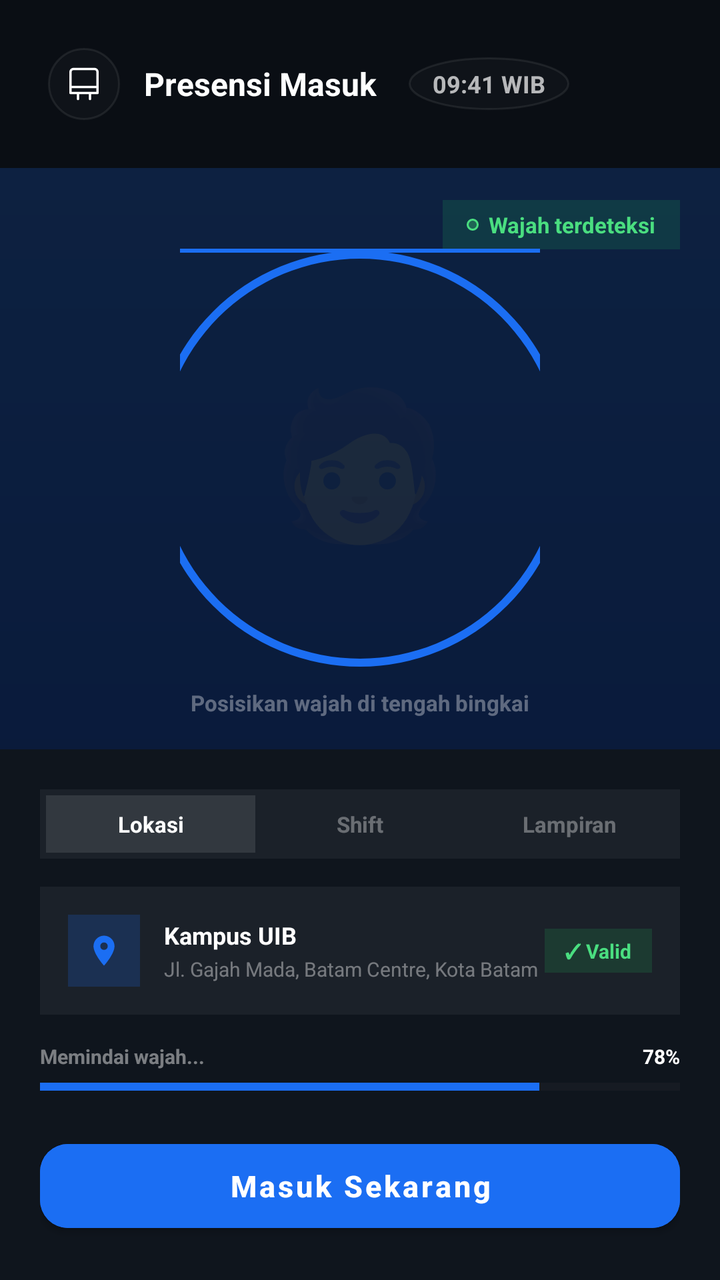
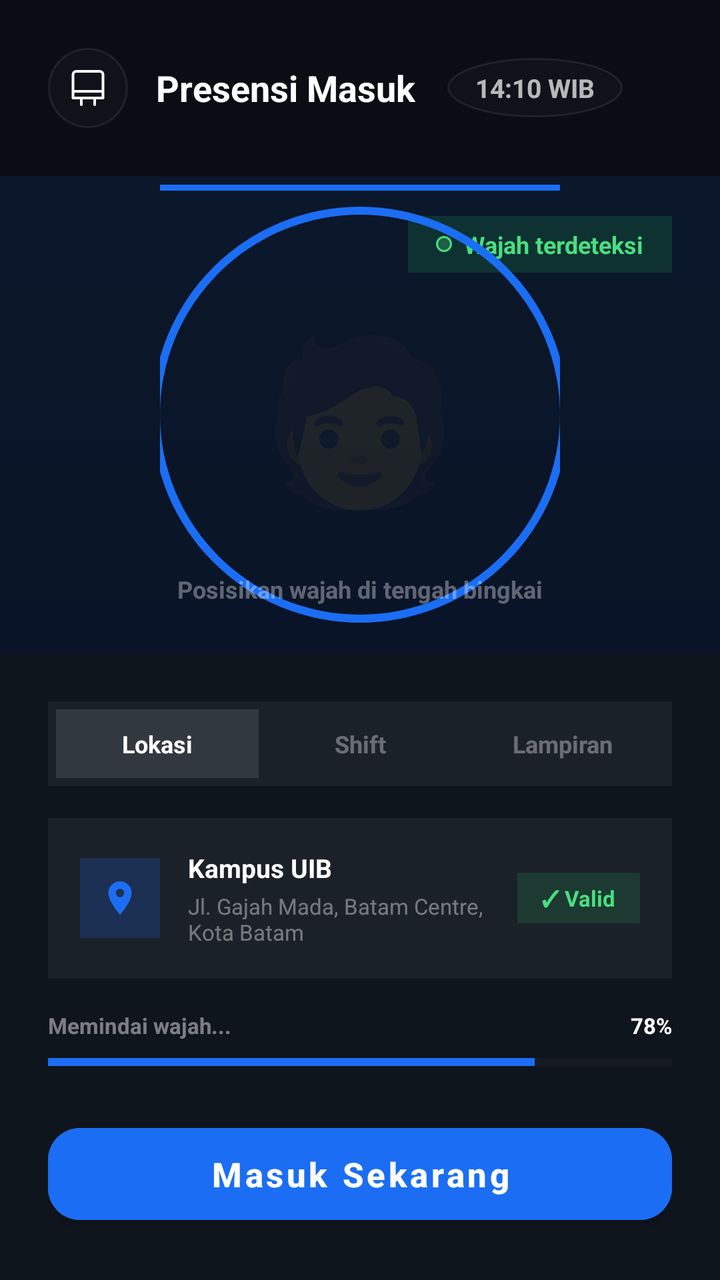

The first picture is an Android layout as it rendered before a commit; the second is the same layout after the commit. The layout source and the unified diff follow.
<!-- AndroidManifest.xml: application theme Theme.Absensi -->
<!-- res/layout/fragment_absen.xml -->
<?xml version="1.0" encoding="utf-8"?>
<androidx.constraintlayout.widget.ConstraintLayout xmlns:android="http://schemas.android.com/apk/res/android"
    xmlns:app="http://schemas.android.com/apk/res-auto"
    android:layout_width="match_parent"
    android:layout_height="match_parent"
    android:background="#0a0e14">

    <LinearLayout
        android:id="@+id/absen_header"
        android:layout_width="match_parent"
        android:layout_height="wrap_content"
        android:gravity="center_vertical"
        android:padding="24dp"
        app:layout_constraintTop_toTopOf="parent">

        <FrameLayout
            android:id="@+id/btn_back"
            android:layout_width="36dp"
            android:layout_height="36dp"
            android:background="@drawable/bg_circle_blue"
            android:backgroundTint="#14FFFFFF">

            <ImageView
                android:layout_width="18dp"
                android:layout_height="18dp"
                android:layout_gravity="center"
                android:src="@drawable/ic_history_nav"
                android:rotation="180"
                app:tint="@color/white" />
        </FrameLayout>

        <TextView
            android:layout_width="wrap_content"
            android:layout_height="wrap_content"
            android:layout_marginStart="12dp"
            android:text="Presensi Masuk"
            android:textColor="@color/white"
            android:textSize="16sp"
            android:textStyle="bold" />

        <TextView
            android:id="@+id/tv_absen_time"
            android:layout_width="wrap_content"
            android:layout_height="wrap_content"
            android:layout_marginStart="16dp"
            android:background="@drawable/bg_circle_blue"
            android:backgroundTint="#14FFFFFF"
            android:paddingHorizontal="12dp"
            android:paddingVertical="5dp"
            android:text="09:41 WIB"
            android:textColor="#B3FFFFFF"
            android:textSize="12sp"
            android:textStyle="bold"
            app:layout_constraintEnd_toEndOf="parent"
            app:layout_constraintTop_toTopOf="parent"
            app:layout_constraintBottom_toBottomOf="parent"/>
    </LinearLayout>

    <FrameLayout
        android:layout_width="match_parent"
        android:layout_height="0dp"
        app:layout_constraintBottom_toTopOf="@+id/absen_bottom"
        app:layout_constraintTop_toBottomOf="@+id/absen_header">

        
        <View
            android:layout_width="match_parent"
            android:layout_height="match_parent"
            android:background="@drawable/bg_home_hero"
            android:alpha="0.2" />

        <LinearLayout
            android:layout_width="wrap_content"
            android:layout_height="wrap_content"
            android:layout_gravity="top|end"
            android:layout_marginTop="16dp"
            android:layout_marginEnd="20dp"
            android:background="#2622C55E"
            android:gravity="center_vertical"
            android:paddingHorizontal="12dp"
            android:paddingVertical="5dp">

            <View
                android:layout_width="6dp"
                android:layout_height="6dp"
                android:background="@drawable/bg_circle_blue"
                android:backgroundTint="#4ade80" />

            <TextView
                android:layout_width="wrap_content"
                android:layout_height="wrap_content"
                android:layout_marginStart="5dp"
                android:text="Wajah terdeteksi"
                android:textColor="#4ade80"
                android:textSize="11sp"
                android:textStyle="bold" />
        </LinearLayout>

        <FrameLayout
            android:layout_width="180dp"
            android:layout_height="210dp"
            android:layout_gravity="center">

            <View
                android:layout_width="match_parent"
                android:layout_height="match_parent"
                android:background="@drawable/face_ring_blue" />

            <TextView
                android:layout_width="wrap_content"
                android:layout_height="wrap_content"
                android:layout_gravity="center"
                android:alpha="0.12"
                android:text="🧑"
                android:textSize="72sp" />

            
            <View
                android:id="@+id/scan_line"
                android:layout_width="match_parent"
                android:layout_height="2dp"
                android:background="@color/blue" />
        </FrameLayout>

        <TextView
            android:layout_width="wrap_content"
            android:layout_height="wrap_content"
            android:layout_gravity="bottom|center_horizontal"
            android:layout_marginBottom="16dp"
            android:text="Posisikan wajah di tengah bingkai"
            android:textColor="#59FFFFFF"
            android:textSize="11sp"
            android:textStyle="bold" />
    </FrameLayout>

    <LinearLayout
        android:id="@+id/absen_bottom"
        android:layout_width="match_parent"
        android:layout_height="wrap_content"
        android:background="#0f151d"
        android:orientation="vertical"
        android:padding="20dp"
        app:layout_constraintBottom_toBottomOf="parent">

        <LinearLayout
            android:layout_width="match_parent"
            android:layout_height="wrap_content"
            android:background="#0DFFFFFF"
            android:orientation="horizontal"
            android:padding="3dp">

            <TextView
                android:layout_width="0dp"
                android:layout_height="wrap_content"
                android:layout_weight="1"
                android:background="#1AFFFFFF"
                android:gravity="center"
                android:paddingVertical="7dp"
                android:text="Lokasi"
                android:textColor="@color/white"
                android:textSize="11sp"
                android:textStyle="bold" />

            <TextView
                android:layout_width="0dp"
                android:layout_height="wrap_content"
                android:layout_weight="1"
                android:gravity="center"
                android:paddingVertical="7dp"
                android:text="Shift"
                android:textColor="#59FFFFFF"
                android:textSize="11sp"
                android:textStyle="bold" />

            <TextView
                android:layout_width="0dp"
                android:layout_height="wrap_content"
                android:layout_weight="1"
                android:gravity="center"
                android:paddingVertical="7dp"
                android:text="Lampiran"
                android:textColor="#59FFFFFF"
                android:textSize="11sp"
                android:textStyle="bold" />
        </LinearLayout>

        <LinearLayout
            android:layout_width="match_parent"
            android:layout_height="wrap_content"
            android:layout_marginTop="14dp"
            android:background="#0DFFFFFF"
            android:gravity="center_vertical"
            android:padding="14dp">

            <ImageView
                android:layout_width="36dp"
                android:layout_height="36dp"
                android:background="#331B6EF3"
                android:padding="9dp"
                android:src="@drawable/ic_location"
                app:tint="@color/blue" />

            <LinearLayout
                android:layout_width="0dp"
                android:layout_height="wrap_content"
                android:layout_marginStart="12dp"
                android:layout_weight="1"
                android:orientation="vertical">

                <TextView
                    android:layout_width="wrap_content"
                    android:layout_height="wrap_content"
                    android:text="Kampus UIB"
                    android:textColor="@color/white"
                    android:textSize="12sp"
                    android:textStyle="bold" />

                <TextView
                    android:layout_width="wrap_content"
                    android:layout_height="wrap_content"
                    android:layout_marginTop="2dp"
                    android:text="Jl. Gajah Mada, Batam Centre, Kota Batam"
                    android:textColor="#66FFFFFF"
                    android:textSize="10sp" />
            </LinearLayout>

            <TextView
                android:layout_width="wrap_content"
                android:layout_height="wrap_content"
                android:background="#2622C55E"
                android:paddingHorizontal="10dp"
                android:paddingVertical="4dp"
                android:text="✓ Valid"
                android:textColor="#4ade80"
                android:textSize="10sp"
                android:textStyle="bold" />
        </LinearLayout>

        <RelativeLayout
            android:layout_width="match_parent"
            android:layout_height="wrap_content"
            android:layout_marginTop="14dp">

            <TextView
                android:layout_width="wrap_content"
                android:layout_height="wrap_content"
                android:text="Memindai wajah..."
                android:textColor="#73FFFFFF"
                android:textSize="10sp"
                android:textStyle="bold" />

            <TextView
                android:layout_width="wrap_content"
                android:layout_height="wrap_content"
                android:layout_alignParentEnd="true"
                android:text="78%"
                android:textColor="@color/white"
                android:textSize="10sp"
                android:textStyle="bold" />
        </RelativeLayout>

        <ProgressBar
            style="?android:attr/progressBarStyleHorizontal"
            android:layout_width="match_parent"
            android:layout_height="5dp"
            android:layout_marginTop="6dp"
            android:progress="78"
            android:progressBackgroundTint="#1AFFFFFF"
            android:progressTint="@color/blue" />

        <Button
            android:id="@+id/btn_absen_submit"
            android:layout_width="match_parent"
            android:layout_height="54dp"
            android:layout_marginTop="20dp"
            android:backgroundTint="@color/blue"
            android:text="Masuk Sekarang"
            android:textAllCaps="false"
            android:textSize="15sp"
            android:textStyle="bold"
            app:cornerRadius="14dp" />
    </LinearLayout>

</androidx.constraintlayout.widget.ConstraintLayout>
<!-- resources referenced by this layout -->
<resources>
  <color name="blue">#1B6EF3</color>
  <color name="white">#FFFFFFFF</color>
  <!-- drawable bg_circle_blue (drawable) -->
  <?xml version="1.0" encoding="utf-8"?>
  <shape xmlns:android="http://schemas.android.com/apk/res/android"
      android:shape="oval">
      <solid android:color="#44FFFFFF" />
      <stroke android:width="1dp" android:color="@color/white" />
  </shape>
  <!-- drawable bg_home_hero (drawable) -->
  <?xml version="1.0" encoding="utf-8"?>
  <shape xmlns:android="http://schemas.android.com/apk/res/android">
      <gradient
          android:angle="340"
          android:endColor="#0B4FD8"
          android:startColor="#1B6EF3"
          android:type="linear" />
  </shape>
  <!-- drawable face_ring_blue (drawable) -->
  <?xml version="1.0" encoding="utf-8"?>
  <shape xmlns:android="http://schemas.android.com/apk/res/android"
      android:shape="ring"
      android:innerRadius="100dp"
      android:thickness="4dp"
      android:useLevel="false">
  
      <solid android:color="#1B6EF3" /> <corners android:radius="20dp" />
  
      <padding
          android:left="10dp"
          android:top="10dp"
          android:right="10dp"
          android:bottom="10dp" />
  </shape>
  <!-- drawable ic_history_nav (drawable) -->
  <vector xmlns:android="http://schemas.android.com/apk/res/android"
      android:width="24dp"
      android:height="24dp"
      android:viewportWidth="24"
      android:viewportHeight="24">
      <path
          android:strokeColor="#9CA3AF"
          android:strokeWidth="1.6"
          android:strokeLineCap="round"
          android:strokeLineJoin="round"
          android:pathData="M3,6h18v14a2,2 0,0 1,-2 2H5a2,2 0,0 1,-2 -2V6z M16,2v4 M8,2v4 M3,10h18" />
  </vector>
  <!-- drawable ic_location (drawable) -->
  <vector xmlns:android="http://schemas.android.com/apk/res/android"
      android:width="24dp"
      android:height="24dp"
      android:viewportWidth="24"
      android:viewportHeight="24">
      <path
          android:fillColor="@color/green"
          android:pathData="M12,2C8.13,2 5,5.13 5,9c0,5.25 7,13 7,13s7,-7.75 7,-13c0,-3.87 -3.13,-7 -7,-7zm0,9.5c-1.38,0 -2.5,-1.12 -2.5,-2.5s1.12,-2.5 2.5,-2.5 2.5,1.12 2.5,2.5 -1.12,2.5 -2.5,2.5z" />
  </vector>
  <style name="Theme.Absensi" parent="Base.Theme.Absensi" />
  <color name="green">#22C55E</color>
  <style name="Base.Theme.Absensi" parent="Theme.MaterialComponents.DayNight.NoActionBar">
          
          <item name="colorPrimary">@color/blue</item>
          <item name="colorPrimaryVariant">@color/blue_dark</item>
          <item name="colorOnPrimary">@color/white</item>
          
          <item name="colorSecondary">@color/green</item>
          <item name="colorSecondaryVariant">@color/green_light</item>
          <item name="colorOnSecondary">@color/white</item>
          
          <item name="android:statusBarColor">@color/blue</item>
          
          <item name="android:windowBackground">@color/gray_50</item>
      </style>
  <color name="blue_dark">#0D47A1</color>
  <color name="green_light">#DCFCE7</color>
  <color name="gray_50">#F9FAFB</color>
</resources>

<!-- the commit's change to res/layout/fragment_absen.xml (unified diff, before → after) -->
@@ -15,27 +15,30 @@
 
         <FrameLayout
             android:id="@+id/btn_back"
-            android:layout_width="36dp"
-            android:layout_height="36dp"
+            android:layout_width="40dp"
+            android:layout_height="40dp"
             android:background="@drawable/bg_circle_blue"
-            android:backgroundTint="#14FFFFFF">
+            android:backgroundTint="#14FFFFFF"
+            android:clickable="true"
+            android:focusable="true">
 
             <ImageView
-                android:layout_width="18dp"
-                android:layout_height="18dp"
+                android:layout_width="20dp"
+                android:layout_height="20dp"
                 android:layout_gravity="center"
                 android:src="@drawable/ic_history_nav"
                 android:rotation="180"
-                app:tint="@color/white" />
+                app:tint="@color/white"
+                android:contentDescription="Back" />
         </FrameLayout>
 
         <TextView
             android:layout_width="wrap_content"
             android:layout_height="wrap_content"
-            android:layout_marginStart="12dp"
+            android:layout_marginStart="14dp"
             android:text="Presensi Masuk"
             android:textColor="@color/white"
-            android:textSize="16sp"
+            android:textSize="18sp"
             android:textStyle="bold" />
 
         <TextView
@@ -45,11 +48,11 @@
             android:layout_marginStart="16dp"
             android:background="@drawable/bg_circle_blue"
             android:backgroundTint="#14FFFFFF"
-            android:paddingHorizontal="12dp"
-            android:paddingVertical="5dp"
-            android:text="09:41 WIB"
+            android:paddingHorizontal="14dp"
+            android:paddingVertical="6dp"
+            android:text="14:10 WIB"
             android:textColor="#B3FFFFFF"
-            android:textSize="12sp"
+            android:textSize="13sp"
             android:textStyle="bold"
             app:layout_constraintEnd_toEndOf="parent"
             app:layout_constraintTop_toTopOf="parent"
@@ -67,38 +70,38 @@
             android:layout_width="match_parent"
             android:layout_height="match_parent"
             android:background="@drawable/bg_home_hero"
-            android:alpha="0.2" />
+            android:alpha="0.1" />
 
         <LinearLayout
             android:layout_width="wrap_content"
             android:layout_height="wrap_content"
             android:layout_gravity="top|end"
-            android:layout_marginTop="16dp"
-            android:layout_marginEnd="20dp"
+            android:layout_marginTop="20dp"
+            android:layout_marginEnd="24dp"
             android:background="#2622C55E"
             android:gravity="center_vertical"
-            android:paddingHorizontal="12dp"
-            android:paddingVertical="5dp">
+            android:paddingHorizontal="14dp"
+            android:paddingVertical="6dp">
 
             <View
-                android:layout_width="6dp"
-                android:layout_height="6dp"
+                android:layout_width="8dp"
+                android:layout_height="8dp"
                 android:background="@drawable/bg_circle_blue"
                 android:backgroundTint="#4ade80" />
 
             <TextView
                 android:layout_width="wrap_content"
                 android:layout_height="wrap_content"
-                android:layout_marginStart="5dp"
+                android:layout_marginStart="6dp"
                 android:text="Wajah terdeteksi"
                 android:textColor="#4ade80"
-                android:textSize="11sp"
+                android:textSize="12sp"
                 android:textStyle="bold" />
         </LinearLayout>
 
         <FrameLayout
-            android:layout_width="180dp"
-            android:layout_height="210dp"
+            android:layout_width="200dp"
+            android:layout_height="230dp"
             android:layout_gravity="center">
 
             <View
@@ -110,15 +113,14 @@
                 android:layout_width="wrap_content"
                 android:layout_height="wrap_content"
                 android:layout_gravity="center"
-                android:alpha="0.12"
+                android:alpha="0.15"
                 android:text="🧑"
-                android:textSize="72sp" />
-
-            
+                android:textSize="80sp" />
+
             <View
                 android:id="@+id/scan_line"
                 android:layout_width="match_parent"
-                android:layout_height="2dp"
+                android:layout_height="3dp"
                 android:background="@color/blue" />
         </FrameLayout>
 
@@ -126,10 +128,10 @@
             android:layout_width="wrap_content"
             android:layout_height="wrap_content"
             android:layout_gravity="bottom|center_horizontal"
-            android:layout_marginBottom="16dp"
+            android:layout_marginBottom="24dp"
             android:text="Posisikan wajah di tengah bingkai"
             android:textColor="#59FFFFFF"
-            android:textSize="11sp"
+            android:textSize="12sp"
             android:textStyle="bold" />
     </FrameLayout>
 
@@ -139,7 +141,7 @@
         android:layout_height="wrap_content"
         android:background="#0f151d"
         android:orientation="vertical"
-        android:padding="20dp"
+        android:padding="24dp"
         app:layout_constraintBottom_toBottomOf="parent">
 
         <LinearLayout
@@ -147,7 +149,7 @@
             android:layout_height="wrap_content"
             android:background="#0DFFFFFF"
             android:orientation="horizontal"
-            android:padding="3dp">
+            android:padding="4dp">
 
             <TextView
                 android:layout_width="0dp"
@@ -155,10 +157,10 @@
                 android:layout_weight="1"
                 android:background="#1AFFFFFF"
                 android:gravity="center"
-                android:paddingVertical="7dp"
+                android:paddingVertical="9dp"
                 android:text="Lokasi"
                 android:textColor="@color/white"
-                android:textSize="11sp"
+                android:textSize="12sp"
                 android:textStyle="bold" />
 
             <TextView
@@ -166,10 +168,10 @@
                 android:layout_height="wrap_content"
                 android:layout_weight="1"
                 android:gravity="center"
-                android:paddingVertical="7dp"
+                android:paddingVertical="9dp"
                 android:text="Shift"
                 android:textColor="#59FFFFFF"
-                android:textSize="11sp"
+                android:textSize="12sp"
                 android:textStyle="bold" />
 
             <TextView
@@ -177,33 +179,34 @@
                 android:layout_height="wrap_content"
                 android:layout_weight="1"
                 android:gravity="center"
-                android:paddingVertical="7dp"
+                android:paddingVertical="9dp"
                 android:text="Lampiran"
                 android:textColor="#59FFFFFF"
-                android:textSize="11sp"
+                android:textSize="12sp"
                 android:textStyle="bold" />
         </LinearLayout>
 
         <LinearLayout
             android:layout_width="match_parent"
             android:layout_height="wrap_content"
-            android:layout_marginTop="14dp"
+            android:layout_marginTop="16dp"
             android:background="#0DFFFFFF"
             android:gravity="center_vertical"
-            android:padding="14dp">
+            android:padding="16dp">
 
             <ImageView
-                android:layout_width="36dp"
-                android:layout_height="36dp"
+                android:layout_width="40dp"
+                android:layout_height="40dp"
                 android:background="#331B6EF3"
-                android:padding="9dp"
+                android:padding="10dp"
                 android:src="@drawable/ic_location"
-                app:tint="@color/blue" />
+                app:tint="@color/blue"
+                android:contentDescription="Location" />
 
             <LinearLayout
                 android:layout_width="0dp"
                 android:layout_height="wrap_content"
-                android:layout_marginStart="12dp"
+                android:layout_marginStart="14dp"
                 android:layout_weight="1"
                 android:orientation="vertical">
 
@@ -212,41 +215,41 @@
                     android:layout_height="wrap_content"
                     android:text="Kampus UIB"
                     android:textColor="@color/white"
-                    android:textSize="12sp"
+                    android:textSize="13sp"
                     android:textStyle="bold" />
 
                 <TextView
                     android:layout_width="wrap_content"
                     android:layout_height="wrap_content"
-                    android:layout_marginTop="2dp"
+                    android:layout_marginTop="3dp"
                     android:text="Jl. Gajah Mada, Batam Centre, Kota Batam"
                     android:textColor="#66FFFFFF"
-                    android:textSize="10sp" />
+                    android:textSize="11sp" />
             </LinearLayout>
 
             <TextView
                 android:layout_width="wrap_content"
                 android:layout_height="wrap_content"
                 android:background="#2622C55E"
-                android:paddingHorizontal="10dp"
-                android:paddingVertical="4dp"
+                android:paddingHorizontal="12dp"
+                android:paddingVertical="5dp"
                 android:text="✓ Valid"
                 android:textColor="#4ade80"
-                android:textSize="10sp"
+                android:textSize="11sp"
                 android:textStyle="bold" />
         </LinearLayout>
 
         <RelativeLayout
             android:layout_width="match_parent"
             android:layout_height="wrap_content"
-            android:layout_marginTop="14dp">
+            android:layout_marginTop="16dp">
 
             <TextView
                 android:layout_width="wrap_content"
                 android:layout_height="wrap_content"
                 android:text="Memindai wajah..."
                 android:textColor="#73FFFFFF"
-                android:textSize="10sp"
+                android:textSize="11sp"
                 android:textStyle="bold" />
 
             <TextView
@@ -255,15 +258,15 @@
                 android:layout_alignParentEnd="true"
                 android:text="78%"
                 android:textColor="@color/white"
-                android:textSize="10sp"
+                android:textSize="11sp"
                 android:textStyle="bold" />
         </RelativeLayout>
 
         <ProgressBar
             style="?android:attr/progressBarStyleHorizontal"
             android:layout_width="match_parent"
-            android:layout_height="5dp"
-            android:layout_marginTop="6dp"
+            android:layout_height="6dp"
+            android:layout_marginTop="8dp"
             android:progress="78"
             android:progressBackgroundTint="#1AFFFFFF"
             android:progressTint="@color/blue" />
@@ -271,14 +274,14 @@
         <Button
             android:id="@+id/btn_absen_submit"
             android:layout_width="match_parent"
-            android:layout_height="54dp"
-            android:layout_marginTop="20dp"
+            android:layout_height="58dp"
+            android:layout_marginTop="24dp"
             android:backgroundTint="@color/blue"
             android:text="Masuk Sekarang"
             android:textAllCaps="false"
-            android:textSize="15sp"
+            android:textSize="17sp"
             android:textStyle="bold"
-            app:cornerRadius="14dp" />
+            app:cornerRadius="16dp" />
     </LinearLayout>
 
 </androidx.constraintlayout.widget.ConstraintLayout>
